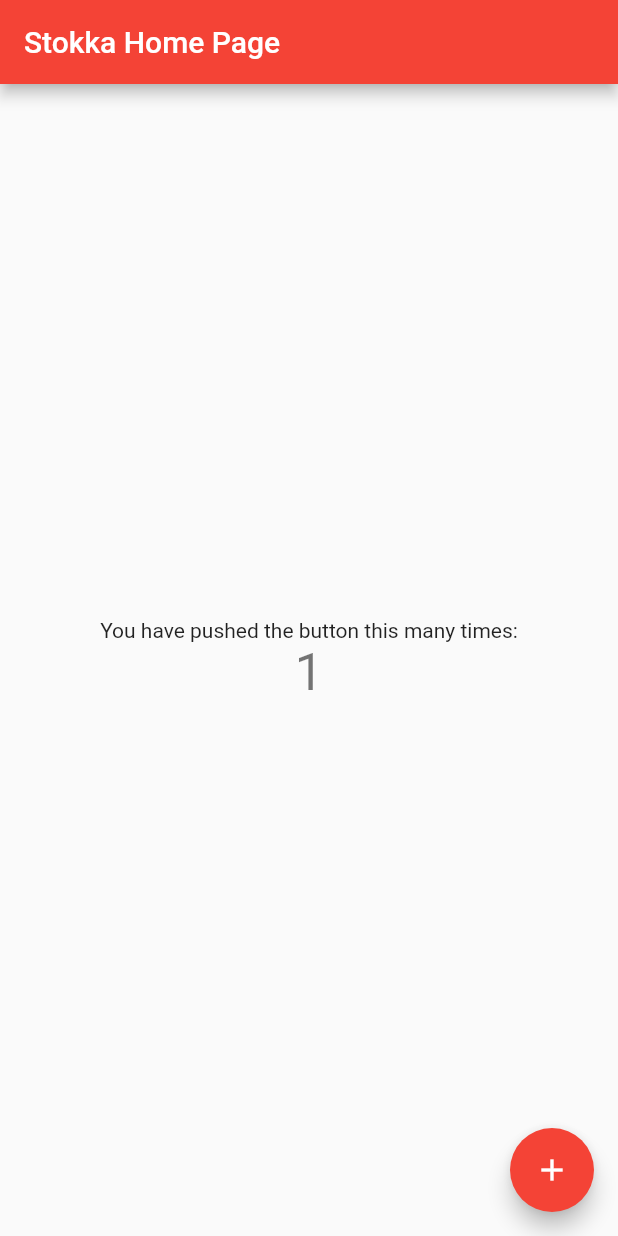
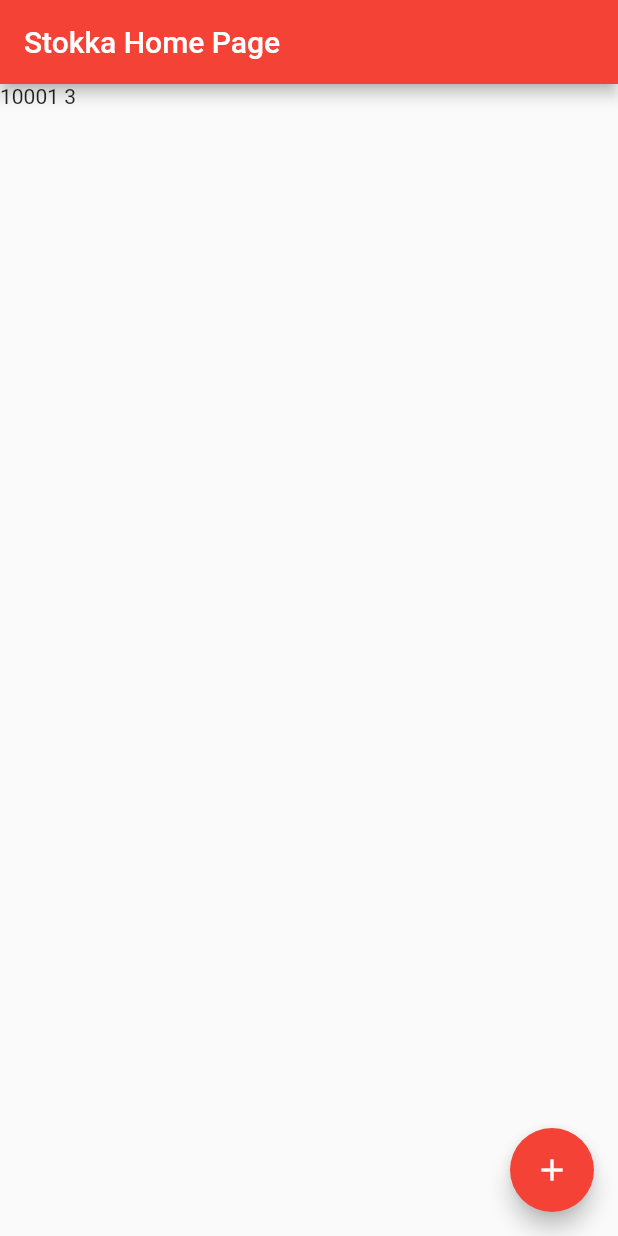
Before and after one commit to bwhitecr/stokka, a Flutter app: the screen it shows after launch, after a tap on the "add" icon, on a phone screen of 412 x 824 dp. Run offline on Flutter 3.47's test engine with Material 2 defaults, Android fonts, the phone set to English and light mode, and no system bars.

Commit message:
Added order with random products and quantities.

```diff
--- a/lib/main.dart
+++ b/lib/main.dart
@@ -1,4 +1,6 @@
 import 'package:flutter/material.dart';
+import 'dart:math';
+import './order.dart';
 
 void main() => runApp(new MyApp());
 
@@ -43,7 +45,9 @@ class MyHomePage extends StatefulWidget {
 }
 
 class _MyHomePageState extends State<MyHomePage> {
-  int _counter = 0;
+  int _counter = 10000;
+  Order _order = new Order();
+  Random _random = new Random(654);
 
   void _incrementCounter() {
     setState(() {
@@ -53,6 +57,10 @@ class _MyHomePageState extends State<MyHomePage> {
       // _counter without calling setState(), then the build method would not be
       // called again, and so nothing would appear to happen.
       _counter++;
+      var productCode =  '$_counter';
+      var qty = (_random.nextDouble() * 10).floor() + 1;
+      var p = _order.orderProduct(productCode, qty);
+      print('Ordered product ${p.productCode}');
     });
   }
 
@@ -73,30 +81,8 @@ class _MyHomePageState extends State<MyHomePage> {
       body: new Center(
         // Center is a layout widget. It takes a single child and positions it
         // in the middle of the parent.
-        child: new Column(
-          // Column is also layout widget. It takes a list of children and
-          // arranges them vertically. By default, it sizes itself to fit its
-          // children horizontally, and tries to be as tall as its parent.
-          //
-          // Invoke "debug paint" (press "p" in the console where you ran
-          // "flutter run", or select "Toggle Debug Paint" from the Flutter tool
-          // window in IntelliJ) to see the wireframe for each widget.
-          //
-          // Column has various properties to control how it sizes itself and
-          // how it positions its children. Here we use mainAxisAlignment to
-          // center the children vertically; the main axis here is the vertical
-          // axis because Columns are vertical (the cross axis would be
-          // horizontal).
-          mainAxisAlignment: MainAxisAlignment.center,
-          children: <Widget>[
-            new Text(
-              'You have pushed the button this many times:',
-            ),
-            new Text(
-              '$_counter',
-              style: Theme.of(context).textTheme.display1,
-            ),
-          ],
+        child: new ListView(
+          children: _order.orderedLines.map((product) => new Text('${product.productCode} ${product.quantityOrdered}')).toList(),
         ),
       ),
       floatingActionButton: new FloatingActionButton(
--- /dev/null
+++ b/lib/order.dart
@@ -0,0 +1,22 @@
+import './orderLineItem.dart';
+
+class Order {
+  num _lineId;
+  num orderNumber;
+  List<OrderLineItem> orderedLines;
+
+  Order() {
+    orderedLines = new List<OrderLineItem>();
+    _lineId = 1;
+  }
+
+  OrderLineItem orderProduct(String productCode, num quantity) {
+    var prod = new OrderLineItem();
+    _lineId++;
+    prod.id = _lineId;
+    prod.productCode = productCode;
+    prod.quantityOrdered = quantity;
+    orderedLines.add(prod);
+    return prod;
+  }
+}
--- /dev/null
+++ b/lib/orderLineItem.dart
@@ -0,0 +1,5 @@
+class OrderLineItem {
+    num id;
+    String productCode;
+    num quantityOrdered;
+}
```
